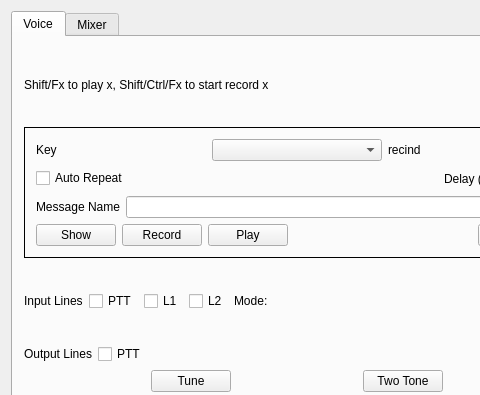
Old version of the form mqt/MqtKeyer/KeyerMain.ui in the repository Rsclub22/Minos2-Mirror; both pictures show x 0 to 480 and y 0 to 395 of the 671 by 523 pixel window.
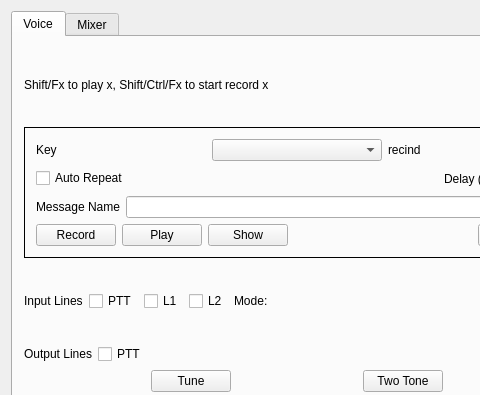
New version of the form. Custom widgets are drawn as their Qt base class.

Commit message: Re-arrange record/stop/test/show into a more logical order

The edit to the form file:
```diff
--- a/mqt/MqtKeyer/KeyerMain.ui
+++ b/mqt/MqtKeyer/KeyerMain.ui
@@ -109,13 +109,6 @@
            </item>
            <item>
             <layout class="QHBoxLayout" name="horizontalLayout_4">
-             <item>
-              <widget class="QPushButton" name="showButton">
-               <property name="text">
-                <string>Show</string>
-               </property>
-              </widget>
-             </item>
              <item>
               <widget class="QPushButton" name="recordButton">
                <property name="text">
@@ -130,6 +123,13 @@
                </property>
               </widget>
              </item>
+             <item>
+              <widget class="QPushButton" name="showButton">
+               <property name="text">
+                <string>Show</string>
+               </property>
+              </widget>
+             </item>
              <item>
               <spacer name="horizontalSpacer_15">
                <property name="orientation">
```
The commit also changes 2 other files.
